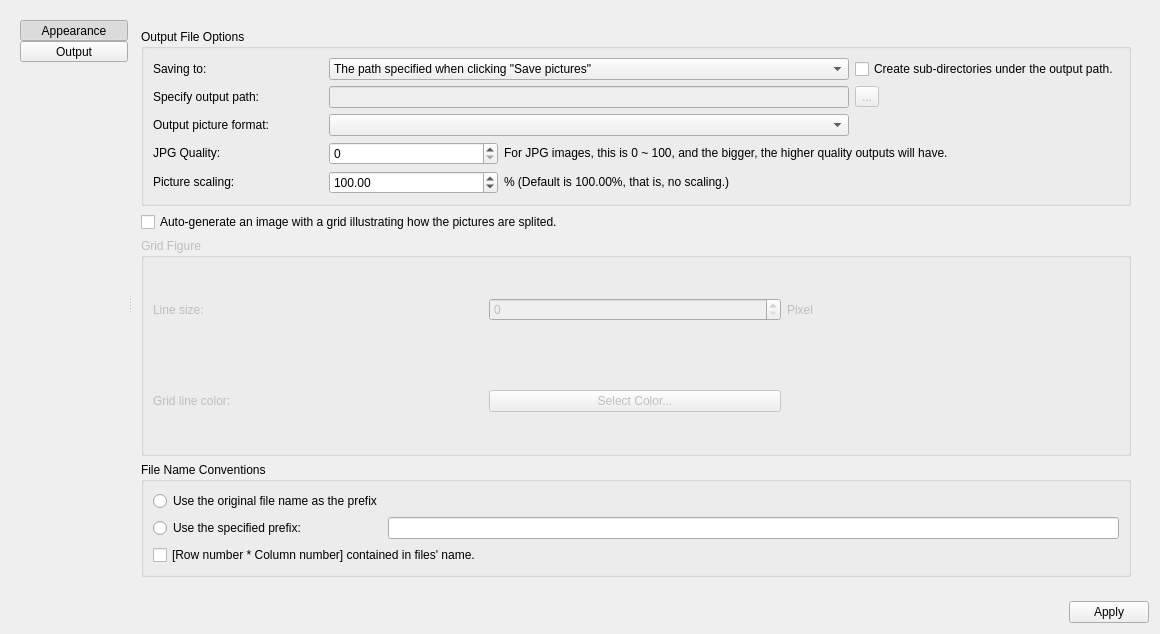
This is src/ui/preferenceswidget.ui in zxunge/FreePictureSplitter as Qt 5 draws it before an edit. The edited form follows.
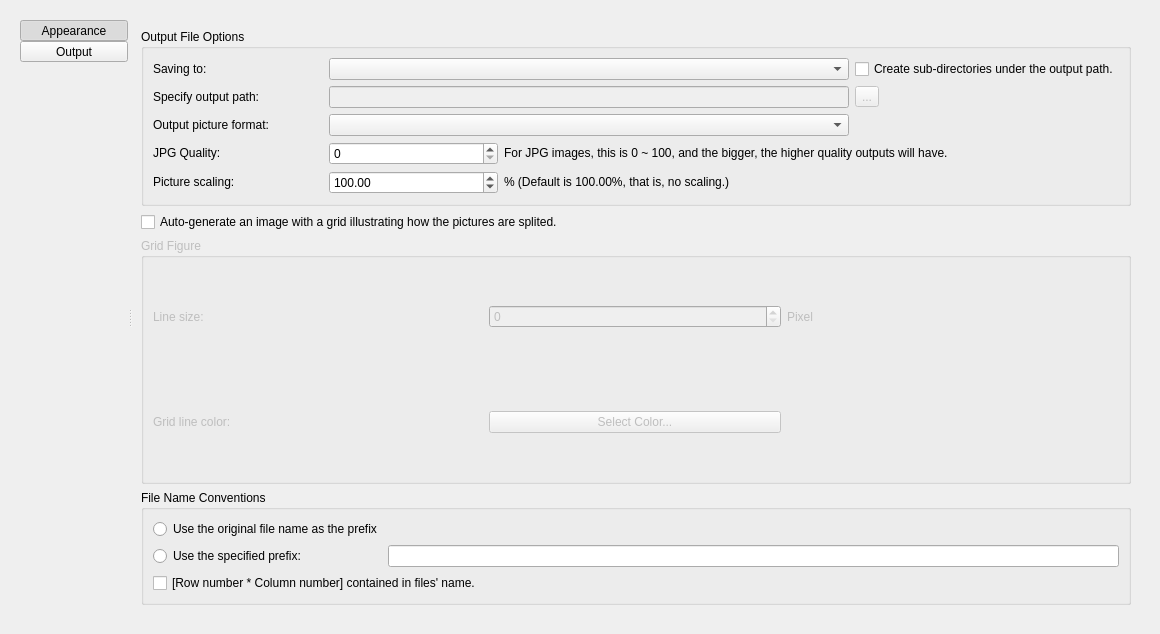
This is the edited form. The open tabs and pages were chosen to show the change. Icons and pictures are not drawn.

Commit message: Several functionality enhancements. - Added LanguageManager to handle i18n things universally. - Removed QDialogButtonBox for PreferencesWidget. Now every change will take effect immediately.

```diff
--- a/src/ui/preferenceswidget.ui
+++ b/src/ui/preferenceswidget.ui
@@ -258,29 +258,14 @@
               <item row="0" column="1" colspan="3">
                <widget class="QComboBox" name="cbxLocation">
                 <property name="currentText">
-                 <string>The path specified when clicking &quot;Save pictures&quot;</string>
+                 <string/>
                 </property>
                 <property name="currentIndex">
-                 <number>0</number>
+                 <number>-1</number>
                 </property>
                 <property name="maxVisibleItems">
                  <number>3</number>
                 </property>
-                <item>
-                 <property name="text">
-                  <string>The path specified when clicking &quot;Save pictures&quot;</string>
-                 </property>
-                </item>
-                <item>
-                 <property name="text">
-                  <string>The same location as the source picture</string>
-                 </property>
-                </item>
-                <item>
-                 <property name="text">
-                  <string>The following path:</string>
-                 </property>
-                </item>
                </widget>
               </item>
               <item row="2" column="1" colspan="3">
@@ -465,13 +450,6 @@
      </layout>
     </widget>
    </item>
-   <item>
-    <widget class="QDialogButtonBox" name="buttonBox">
-     <property name="standardButtons">
-      <set>QDialogButtonBox::StandardButton::Apply</set>
-     </property>
-    </widget>
-   </item>
   </layout>
  </widget>
  <resources>
```
The commit also changes 9 other files.
